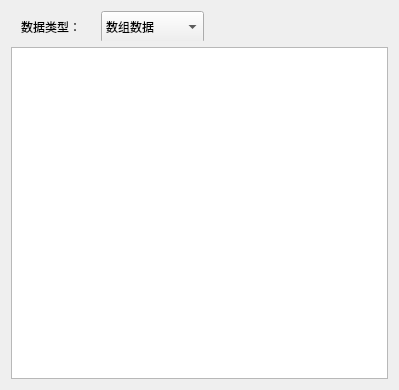
The window that app/STFormEditor.ui (Podmno/SLSApp) describes before a commit, drawn with Qt 5.
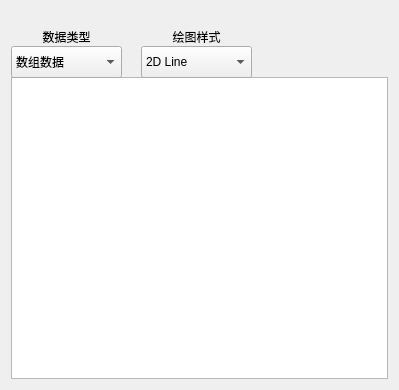
The same window after the commit.

```diff
--- a/app/STFormEditor.ui
+++ b/app/STFormEditor.ui
@@ -26,7 +26,7 @@
      <property name="minimumSize">
       <size>
        <width>0</width>
-       <height>30</height>
+       <height>60</height>
       </size>
      </property>
      <property name="maximumSize">
@@ -44,22 +44,25 @@
      <widget class="QLabel" name="label">
       <property name="geometry">
        <rect>
-        <x>10</x>
-        <y>5</y>
+        <x>20</x>
+        <y>0</y>
         <width>71</width>
         <height>21</height>
        </rect>
       </property>
       <property name="text">
-       <string>数据类型：</string>
+       <string>数据类型</string>
+      </property>
+      <property name="alignment">
+       <set>Qt::AlignCenter</set>
       </property>
      </widget>
      <widget class="QComboBox" name="comboBox">
       <property name="geometry">
        <rect>
-        <x>90</x>
-        <y>0</y>
-        <width>103</width>
+        <x>0</x>
+        <y>20</y>
+        <width>111</width>
         <height>32</height>
        </rect>
       </property>
@@ -74,6 +77,42 @@
        </property>
       </item>
      </widget>
+     <widget class="QLabel" name="label_2">
+      <property name="geometry">
+       <rect>
+        <x>150</x>
+        <y>0</y>
+        <width>71</width>
+        <height>21</height>
+       </rect>
+      </property>
+      <property name="text">
+       <string>绘图样式</string>
+      </property>
+      <property name="alignment">
+       <set>Qt::AlignCenter</set>
+      </property>
+     </widget>
+     <widget class="QComboBox" name="comboBox_2">
+      <property name="geometry">
+       <rect>
+        <x>130</x>
+        <y>20</y>
+        <width>111</width>
+        <height>32</height>
+       </rect>
+      </property>
+      <item>
+       <property name="text">
+        <string>2D Line</string>
+       </property>
+      </item>
+      <item>
+       <property name="text">
+        <string>2D Point</string>
+       </property>
+      </item>
+     </widget>
     </widget>
    </item>
   </layout>
```
